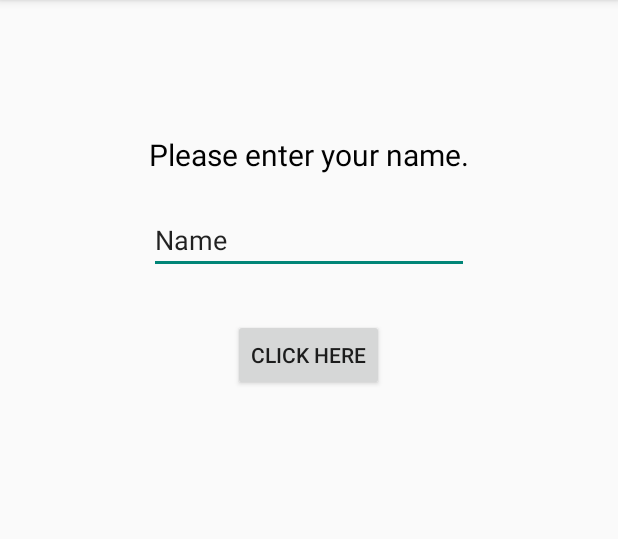
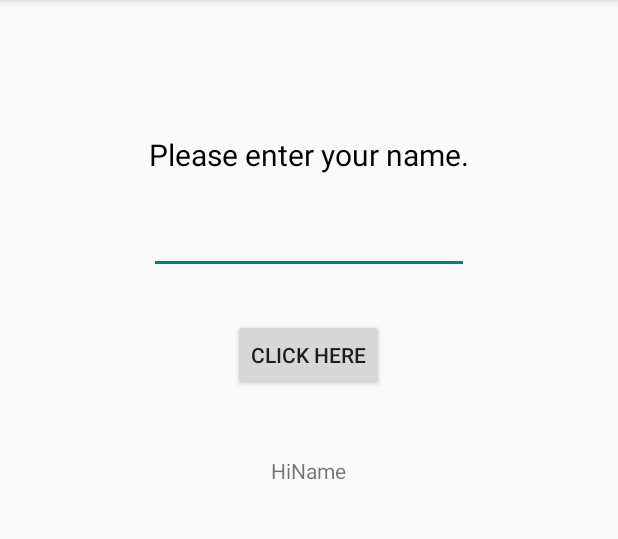
Before and after one commit to Avi-Singh12/Hello-Name-Application, an Android app: the screen it shows after launch (MainActivity), after a tap on "CLICK HERE", on a phone screen of 412 x 824 dp, the part 84-623 px from its top. Run offline under Robolectric (Android 15) with nearby library versions, the phone set to English and light mode, and no system bars.

```diff
--- a/app/src/main/java/com/example/asingh/hellonameapplication/MainActivity.java
+++ b/app/src/main/java/com/example/asingh/hellonameapplication/MainActivity.java
@@ -18,9 +18,6 @@ public class MainActivity extends AppCompatActivity implements View.OnClickListe
 
         Button button = (Button) this.findViewById(R.id.changeButton);
         button.setOnClickListener(this);
-
-        EditText editText = (EditText) this.findViewById(R.id.editText);
-        editText.setOnClickListener(this);
     }
 
     @Override
@@ -45,9 +42,15 @@ public class MainActivity extends AppCompatActivity implements View.OnClickListe
         return super.onOptionsItemSelected(item);
     }
 
+    private EditText editText;
+    private TextView textView;
+
     @Override
     public void onClick(View v) {
-        TextView textView = (TextView) findViewById(R.id.textView);
+        editText = (EditText) findViewById(R.id.editText);
+        textView = (TextView) findViewById(R.id.textView);
+
         textView.setText("Hi" + editText.getText());
+        editText.setText("");
     }
 }
```
